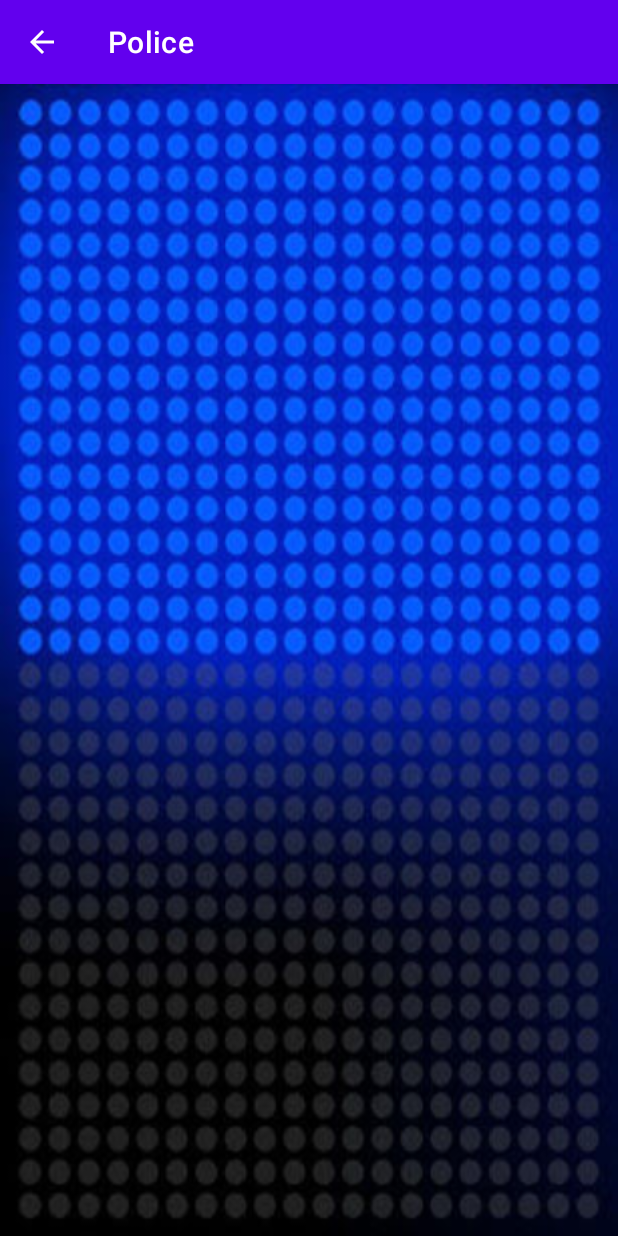
After one commit to nthinh226/FlashLight_First, an Android app: the PoliceLightActivity screen opened directly, with no data from a screen before it, on a phone screen of 412 x 824 dp. The commit adds this screen. Run offline under Robolectric (Android 15) with nearby library versions, the phone set to English and light mode, and no system bars.

```diff
--- /dev/null
+++ b/app/src/main/java/com/example/flashlight_first/PoliceLightActivity.java
@@ -0,0 +1,50 @@
+package com.example.flashlight_first;
+
+import androidx.annotation.NonNull;
+import androidx.appcompat.app.AppCompatActivity;
+
+import android.os.Bundle;
+import android.os.Handler;
+import android.os.Message;
+import android.widget.Button;
+import android.widget.ImageButton;
+import android.widget.ToggleButton;
+
+import java.util.Timer;
+import java.util.TimerTask;
+
+public class PoliceLightActivity extends AppCompatActivity {
+    ToggleButton tgPolice;
+    Handler handler;
+    Timer timer;
+    Boolean checkPolice = false;
+    @Override
+    protected void onCreate(Bundle savedInstanceState) {
+        super.onCreate(savedInstanceState);
+        setContentView(R.layout.activity_police_light);
+
+        tgPolice = (ToggleButton) findViewById(R.id.tgPolice);
+        tgPolice.setChecked(true);
+
+        handler = new Handler(){
+            @Override
+            public void handleMessage(@NonNull Message msg) {
+                super.handleMessage(msg);
+                if(!checkPolice){
+                    checkPolice = true;
+                }else{
+                    checkPolice = false;
+                }
+                tgPolice.setChecked(checkPolice);
+            }
+        };
+
+        timer = new Timer();
+        timer.scheduleAtFixedRate(new TimerTask() {
+            @Override
+            public void run() {
+                handler.sendEmptyMessage(0);
+            }
+        },200,200);
+    }
+}
--- /dev/null
+++ b/app/src/main/res/drawable/custom_police_light.xml
@@ -0,0 +1,8 @@
+<?xml version="1.0" encoding="utf-8"?>
+<selector xmlns:android="http://schemas.android.com/apk/res/android">
+    <item
+        android:state_checked="true"
+        android:drawable="@drawable/policblue"></item>
+    <item
+        android:drawable="@drawable/policred"></item>
+</selector>
--- a/app/src/main/res/layout/activity_layout_menu.xml
+++ b/app/src/main/res/layout/activity_layout_menu.xml
@@ -32,7 +32,7 @@
                 android:src="@drawable/icon_neon" />
 
             <ImageButton
-                android:id="@+id/btnPolic"
+                android:id="@+id/btnPolice"
                 android:layout_width="80dp"
                 android:layout_height="80dp"
                 android:layout_margin="20dp"
--- /dev/null
+++ b/app/src/main/res/layout/activity_police_light.xml
@@ -0,0 +1,19 @@
+<?xml version="1.0" encoding="utf-8"?>
+<androidx.constraintlayout.widget.ConstraintLayout xmlns:android="http://schemas.android.com/apk/res/android"
+    xmlns:app="http://schemas.android.com/apk/res-auto"
+    xmlns:tools="http://schemas.android.com/tools"
+    android:layout_width="match_parent"
+    android:layout_height="match_parent"
+    tools:context=".PoliceLightActivity">
+
+    <ToggleButton
+        android:id="@+id/tgPolice"
+        android:layout_width="match_parent"
+        android:layout_height="match_parent"
+        android:textOn=""
+        android:textOff=""
+        android:background="@drawable/custom_police_light"
+        app:layout_constraintEnd_toEndOf="parent"
+        app:layout_constraintStart_toStartOf="parent"
+        app:layout_constraintTop_toTopOf="parent" />
+</androidx.constraintlayout.widget.ConstraintLayout>
```
Also changed, not shown: app/src/main/AndroidManifest.xml (+10 -2 lines), app/src/main/java/com/example/flashlight_first/MenuActivity.java (+15 -0 lines), app/src/main/java/com/example/flashlight_first/TrafficActivity.java (added, +52 -0 lines), app/src/main/res/drawable/custom_traffic.xml (added, +12 -0 lines), app/src/main/res/layout/activity_traffic.xml (added, +15 -0 lines).
